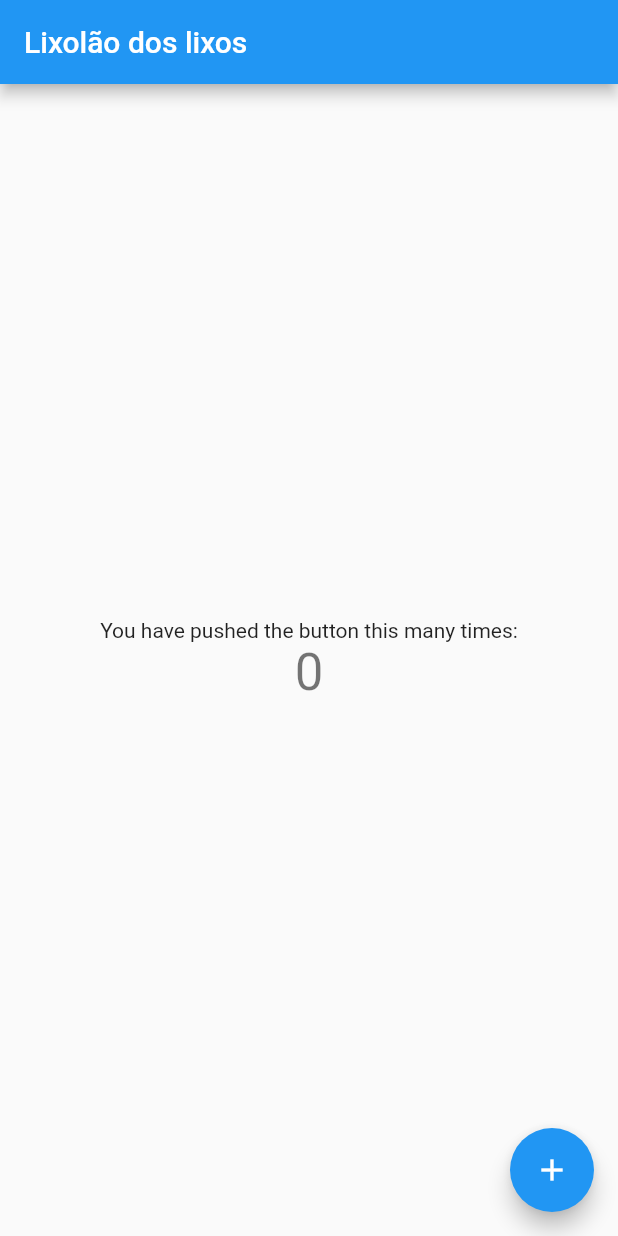
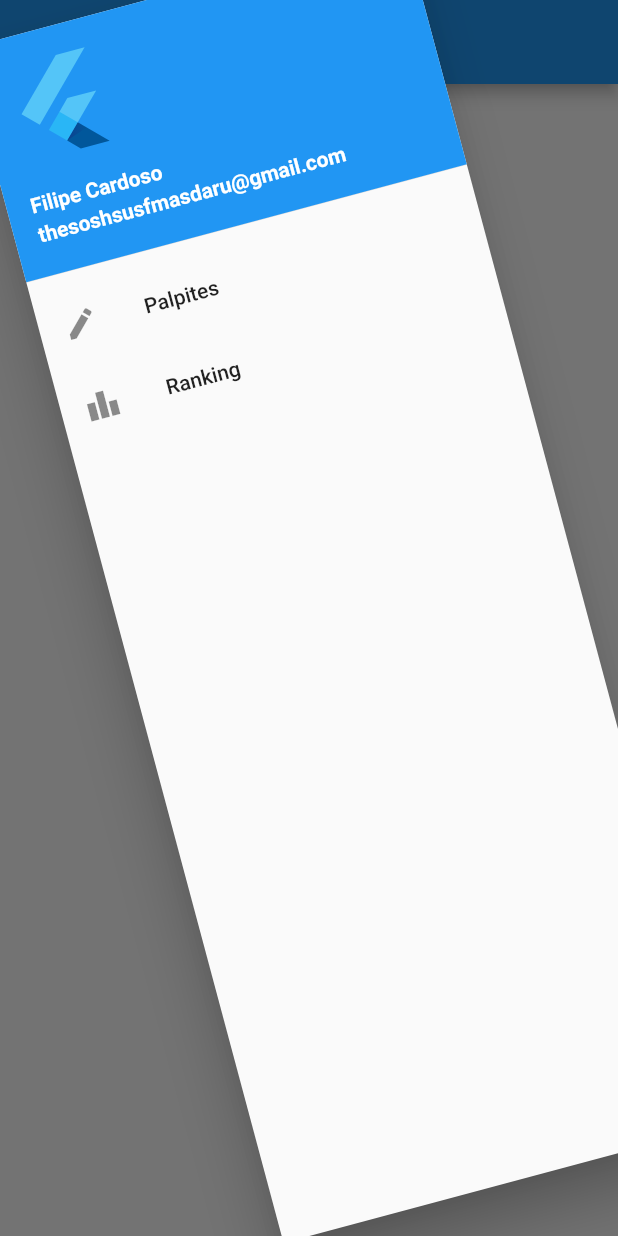
Before and after one commit to lixatinho/bolixo, a Flutter app: the screen it shows after launch, with the side drawer open (before the commit the screen has no drawer), on a phone screen of 412 x 824 dp. Run offline on Flutter 3.47's test engine with Material 2 defaults, Android fonts, the phone set to English and light mode, and no system bars.

Commit message:
created navigation system

```diff
--- a/lib/main.dart
+++ b/lib/main.dart
@@ -1,3 +1,4 @@
+import 'package:bolixo/ui/home.dart';
 import 'package:flutter/material.dart';
 
 void main() {
@@ -7,109 +8,16 @@ void main() {
 class MyApp extends StatelessWidget {
   const MyApp({Key? key}) : super(key: key);
 
-  // This widget is the root of your application.
+  static const appTitle = 'Bolão dos lixos';
+
   @override
   Widget build(BuildContext context) {
     return MaterialApp(
-      title: 'Bolão dos Lixos',
+      title: appTitle,
       theme: ThemeData(
-        // This is the theme of your application.
-        //
-        // Try running your application with "flutter run". You'll see the
-        // application has a blue toolbar. Then, without quitting the app, try
-        // changing the primarySwatch below to Colors.green and then invoke
-        // "hot reload" (press "r" in the console where you ran "flutter run",
-        // or simply save your changes to "hot reload" in a Flutter IDE).
-        // Notice that the counter didn't reset back to zero; the application
-        // is not restarted.
         primarySwatch: Colors.blue,
       ),
-      home: const MyHomePage(title: 'Lixolão dos lixos'),
+      home: const Home(title: appTitle)
     );
   }
 }
-
-class MyHomePage extends StatefulWidget {
-  const MyHomePage({Key? key, required this.title}) : super(key: key);
-
-  // This widget is the home page of your application. It is stateful, meaning
-  // that it has a State object (defined below) that contains fields that affect
-  // how it looks.
-
-  // This class is the configuration for the state. It holds the values (in this
-  // case the title) provided by the parent (in this case the App widget) and
-  // used by the build method of the State. Fields in a Widget subclass are
-  // always marked "final".
-
-  final String title;
-
-  @override
-  State<MyHomePage> createState() => _MyHomePageState();
-}
-
-class _MyHomePageState extends State<MyHomePage> {
-  int _counter = 0;
-
-  void _incrementCounter() {
-    setState(() {
-      // This call to setState tells the Flutter framework that something has
-      // changed in this State, which causes it to rerun the build method below
-      // so that the display can reflect the updated values. If we changed
-      // _counter without calling setState(), then the build method would not be
-      // called again, and so nothing would appear to happen.
-      _counter++;
-    });
-  }
-
-  @override
-  Widget build(BuildContext context) {
-    // This method is rerun every time setState is called, for instance as done
-    // by the _incrementCounter method above.
-    //
-    // The Flutter framework has been optimized to make rerunning build methods
-    // fast, so that you can just rebuild anything that needs updating rather
-    // than having to individually change instances of widgets.
-    return Scaffold(
-      appBar: AppBar(
-        // Here we take the value from the MyHomePage object that was created by
-        // the App.build method, and use it to set our appbar title.
-        title: Text(widget.title),
-      ),
-      body: Center(
-        // Center is a layout widget. It takes a single child and positions it
-        // in the middle of the parent.
-        child: Column(
-          // Column is also a layout widget. It takes a list of children and
-          // arranges them vertically. By default, it sizes itself to fit its
-          // children horizontally, and tries to be as tall as its parent.
-          //
-          // Invoke "debug painting" (press "p" in the console, choose the
-          // "Toggle Debug Paint" action from the Flutter Inspector in Android
-          // Studio, or the "Toggle Debug Paint" command in Visual Studio Code)
-          // to see the wireframe for each widget.
-          //
-          // Column has various properties to control how it sizes itself and
-          // how it positions its children. Here we use mainAxisAlignment to
-          // center the children vertically; the main axis here is the vertical
-          // axis because Columns are vertical (the cross axis would be
-          // horizontal).
-          mainAxisAlignment: MainAxisAlignment.center,
-          children: <Widget>[
-            const Text(
-              'You have pushed the button this many times:',
-            ),
-            Text(
-              '$_counter',
-              style: Theme.of(context).textTheme.headline4,
-            ),
-          ],
-        ),
-      ),
-      floatingActionButton: FloatingActionButton(
-        onPressed: _incrementCounter,
-        tooltip: 'Increment',
-        child: const Icon(Icons.add),
-      ), // This trailing comma makes auto-formatting nicer for build methods.
-    );
-  }
-}
--- /dev/null
+++ b/lib/shared/cagar.dart
@@ -0,0 +1,23 @@
+import 'package:flutter/material.dart';
+
+class Cagar extends StatelessWidget {
+  const Cagar({
+    super.key,
+    required this.child
+  });
+
+  final double angle = -3.14 / 12.0;
+  final Widget child;
+
+  @override
+  Widget build(BuildContext context) {
+    return Transform.rotate(
+      angle: angle,
+      child:
+        Transform.translate(
+          offset: const Offset(80, 0),
+          child: child,
+        )
+    );
+  }
+}
--- /dev/null
+++ b/lib/ui/home.dart
@@ -0,0 +1,43 @@
+import 'package:bolixo/ui/menu.dart';
+import 'package:bolixo/ui/palpites.dart';
+import 'package:bolixo/ui/ranking.dart';
+import 'package:flutter/material.dart';
+
+import '../shared/cagar.dart';
+
+class Home extends StatefulWidget {
+  const Home({super.key, required this.title});
+
+  final String title;
+
+  @override
+  State<StatefulWidget> createState() {
+    return HomeState();
+  }
+}
+
+class HomeState extends State<Home> {
+
+  int _selectedIndex = 0;
+  final pages = {
+    Menu.palpites: Palpites(),
+    Menu.ranking: Ranking(),
+  };
+
+  @override
+  Widget build(BuildContext context) {
+    return Scaffold(
+      appBar: AppBar(title: const Text('Title')),
+      body: pages[_selectedIndex],
+      drawer: Cagar( child:
+        Menu(
+          onTapCallback: (int index) {
+            setState(() {
+              _selectedIndex = index;
+            });
+          }
+        )
+      ),
+    );
+  }
+}
--- /dev/null
+++ b/lib/ui/menu.dart
@@ -0,0 +1,57 @@
+import 'package:flutter/material.dart';
+
+class Menu extends StatelessWidget {
+
+  static const int palpites = 1;
+  static const ranking = 2;
+  Function onTapCallback;
+
+  Menu({Key? key, required this.onTapCallback}) : super(key: key);
+
+  @override
+  Widget build(BuildContext context) {
+    return Drawer(
+      child: ListView(
+        padding: EdgeInsets.zero,
+        children: [
+          const UserAccountsDrawerHeader( // <-- SEE HERE
+            decoration: BoxDecoration(color: Colors.blue),
+            accountName: Text(
+              "Filipe Cardoso",
+              style: TextStyle(
+                fontWeight: FontWeight.bold,
+              ),
+            ),
+            accountEmail: Text(
+              "thesoshsusfmasdaru@gmail.com",
+              style: TextStyle(
+                fontWeight: FontWeight.bold,
+              ),
+            ),
+            currentAccountPicture: FlutterLogo(),
+          ),
+          ListTile(
+            leading: const Icon(
+                Icons.edit
+            ),
+            title: const Text('Palpites'),
+            onTap: () {
+              onTapCallback(palpites);
+              Navigator.pop(context);
+            },
+          ),
+          ListTile(
+            leading: const Icon(
+                Icons.leaderboard
+            ),
+            title: const Text('Ranking'),
+            onTap: () {
+              onTapCallback(ranking);
+              Navigator.pop(context);
+            },
+          ),
+        ],
+      ),
+    );
+  }
+}
--- /dev/null
+++ b/lib/ui/palpites.dart
@@ -0,0 +1,11 @@
+import 'package:flutter/widgets.dart';
+
+class Palpites extends StatelessWidget {
+
+  @override
+  Widget build(BuildContext context) {
+    return const Center(
+        child: Text("Palpites")
+    );
+  }
+}
--- /dev/null
+++ b/lib/ui/ranking.dart
@@ -0,0 +1,12 @@
+
+import 'package:flutter/cupertino.dart';
+
+class Ranking extends StatelessWidget {
+
+  @override
+  Widget build(BuildContext context) {
+    return const Center(
+        child: Text("Ranking")
+    );
+  }
+}
```
